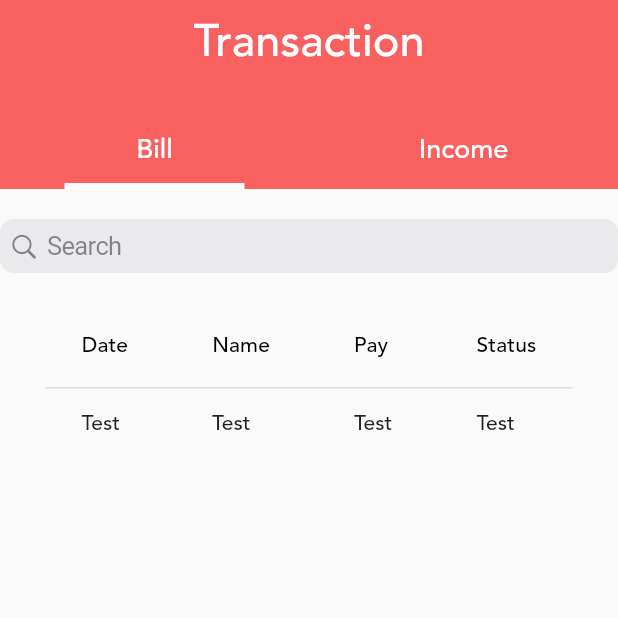
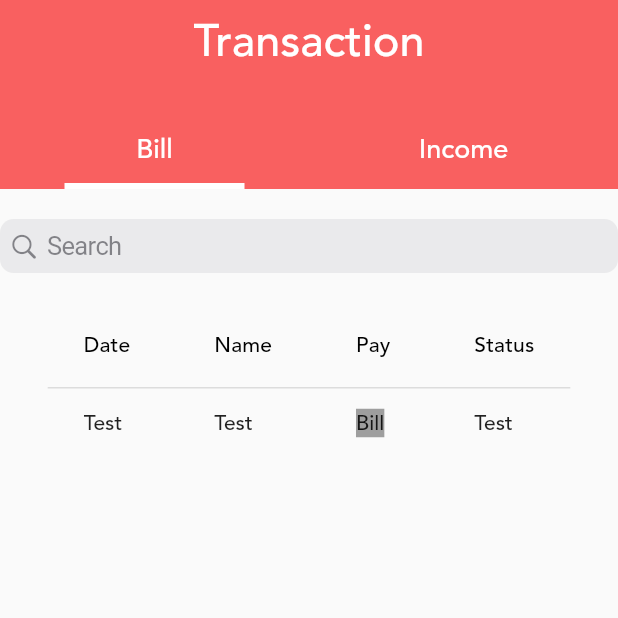
Before and after one commit to smsirmek/tutorplammer, a Flutter app: the transactionPage screen opened directly, after a tap on "Bill", on a phone screen of 412 x 824 dp, the top half of it. Run offline on Flutter 3.47's test engine with Material 2 defaults, Android fonts, the phone set to English and light mode, and no system bars; our stand-ins replace firebase_auth, firebase_core, fluttertoast, font_awesome_flutter, form_field_validator, google_sign_in and 2 more; missing offline and left inert: dart:ffi; accounts and stored records are empty.

Commit message:
add billPage

```diff
--- a/lib/screen/TransactionPage.dart
+++ b/lib/screen/TransactionPage.dart
@@ -1,5 +1,8 @@
+import 'dart:ffi';
+
 import 'package:flutter/cupertino.dart';
 import 'package:flutter/material.dart';
+import 'package:tutorplanner/transactionpage/BillPage.dart';
 import 'package:tutorplanner/transactionpage/Cardtotal.dart';
 import 'package:tutorplanner/transactionpage/Incometransaction.dart';
 
@@ -117,7 +120,17 @@ class _TransactionPageState extends State<transactionPage> {
                             DataRow(cells: [
                               DataCell(Text("Test")),
                               DataCell(Text("Test")),
-                              DataCell(Text("Test")),
+                              DataCell(
+                                  Container(
+                                      decoration: BoxDecoration(
+                                          shape: BoxShape.rectangle,
+                                          color: Colors.grey[500]),
+                                      child: Text("Bill")), onTap: () {
+                                Navigator.pushReplacement(
+                                    context,
+                                    MaterialPageRoute(
+                                        builder: (context) => billPage()));
+                              }),
                               DataCell(Text("Test")),
                             ]),
                           ]),
@@ -138,15 +151,18 @@ class _TransactionPageState extends State<transactionPage> {
                           ),
                           Container(
                             child: Center(
-                              child: Column(children: [
-                                SizedBox(height: 10,),
-                                MyTransaction(transactionName: 'Teaching ', money: '500')
-                              ],
+                              child: Column(
+                                children: [
+                                  SizedBox(
+                                    height: 10,
+                                  ),
+                                  MyTransaction(
+                                      transactionName: 'Teaching ',
+                                      money: '500')
+                                ],
                               ),
-
                             ),
                           )
-
                         ],
                       ),
                     )
```
Also changed, not shown: lib/screen/ProfilePage.dart (+17 -20 lines), lib/transactionpage/BillPage.dart (added, +29 -0 lines).
